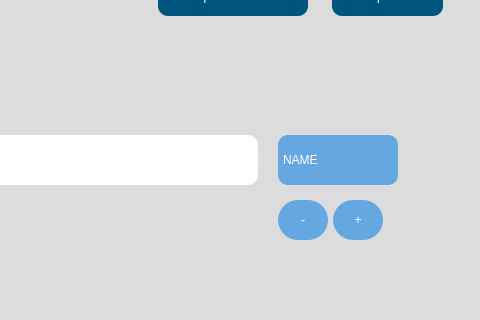
Before: the Qt Designer form src/user_interface/start.ui in eppenney/eBook-Perpetual-Access-Rights-Tracker, drawn with Qt 5; both pictures show x 697 to 1177 and y 145 to 465 of the 1177 by 898 pixel window.
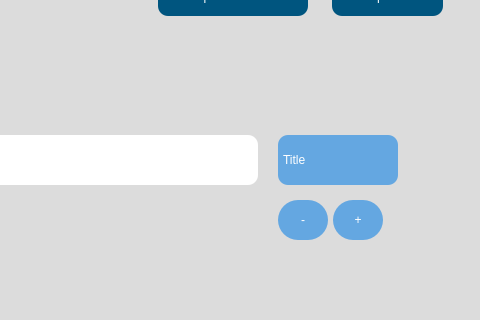
After: the same form once the commit is applied. Icons and pictures are not drawn.

Commit message: Changed database to account for a discrepancy in naming, and linked up the search types to the search query - it should all be working as intended now.

```diff
--- a/src/user_interface/start.ui
+++ b/src/user_interface/start.ui
@@ -294,7 +294,7 @@
     </property>
     <item>
      <property name="text">
-      <string>NAME</string>
+      <string>Title</string>
      </property>
     </item>
     <item>
```
The commit also changes 2 other files.
